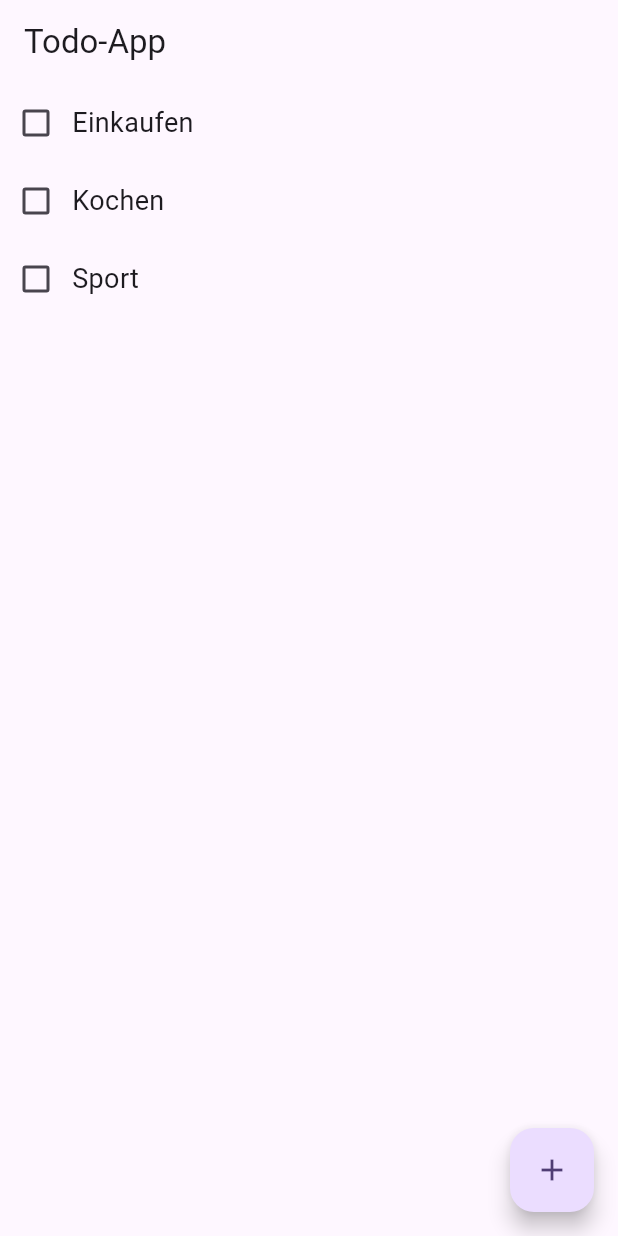
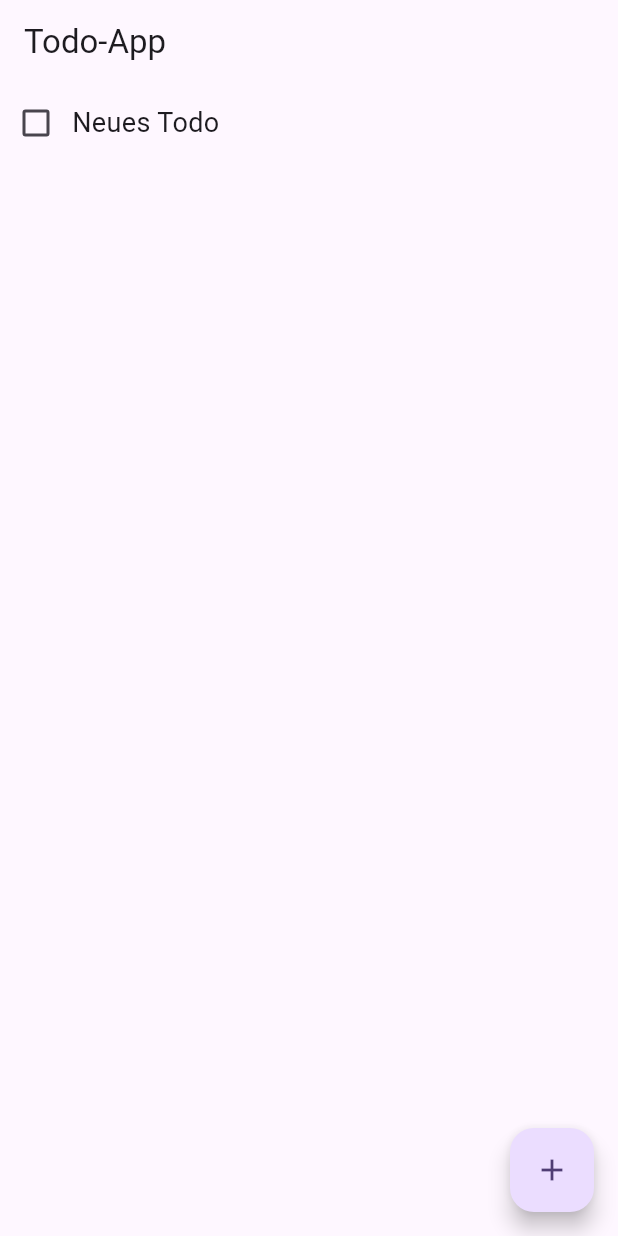
Before and after one commit to behrends/TodosFlutter, a Flutter app: the screen it shows after launch, after a tap on the "add" icon, on a phone screen of 412 x 824 dp. Run offline on Flutter 3.47's test engine with Material 3 defaults, Android fonts, the phone set to English and light mode, and no system bars.

Commit message:
MyHomePage verwaltet die Todo-Liste als Zustand

```diff
--- a/lib/main.dart
+++ b/lib/main.dart
@@ -1,4 +1,5 @@
 import 'package:flutter/material.dart';
+import 'package:myapp/todo_item.dart';
 import 'package:myapp/todo_list.dart';
 
 void main() {
@@ -29,15 +30,21 @@ class MyHomePage extends StatefulWidget {
 }
 
 class _MyHomePageState extends State<MyHomePage> {
+  final List<TodoItem> _todos = [];
+
   @override
   Widget build(BuildContext context) {
     return Scaffold(
       appBar: AppBar(
         title: const Text('Todo-App'),
       ),
-      body: const TodoList(),
+      body: TodoList(todos: _todos),
       floatingActionButton: FloatingActionButton(
-        onPressed: () => debugPrint('Todo hinzufügen'),
+        onPressed: () {
+          setState(() {
+            _todos.add(const TodoItem(title: 'Neues Todo'));
+          });
+        },
         tooltip: 'Todo hinzufügen',
         child: const Icon(Icons.add),
       ),
--- a/lib/todo_list.dart
+++ b/lib/todo_list.dart
@@ -2,16 +2,17 @@ import 'package:flutter/material.dart';
 import 'package:myapp/todo_item.dart';
 
 class TodoList extends StatelessWidget {
-  const TodoList({super.key});
+  final List<TodoItem> todos;
+
+  const TodoList({super.key, required this.todos});
 
   @override
   Widget build(BuildContext context) {
-    return ListView(
-      children: const [
-        TodoItem(title: 'Einkaufen'),
-        TodoItem(title: 'Kochen'),
-        TodoItem(title: 'Sport'),
-      ],
+    return ListView.builder(
+      itemCount: todos.length,
+      itemBuilder: (context, index) {
+        return todos[index];
+      },
     );
   }
 }
```
